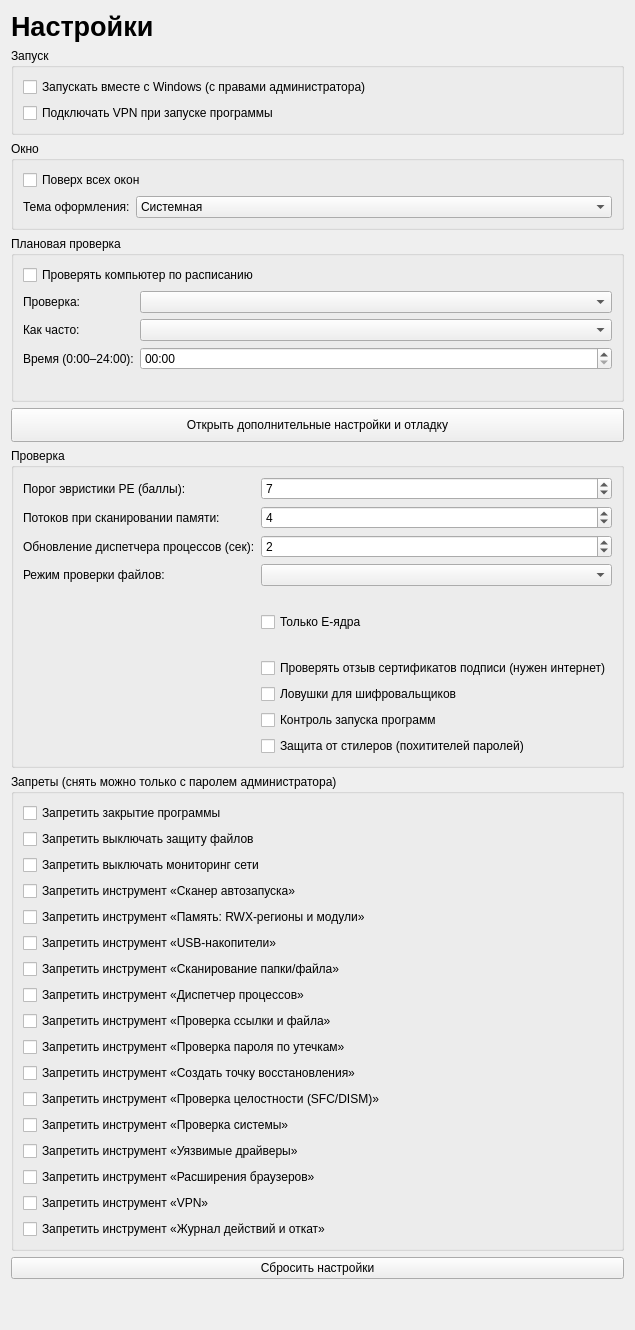
The window that ui/designer/settings_page.ui (UnLuck000/school_project) describes before a commit, drawn with Qt 5.
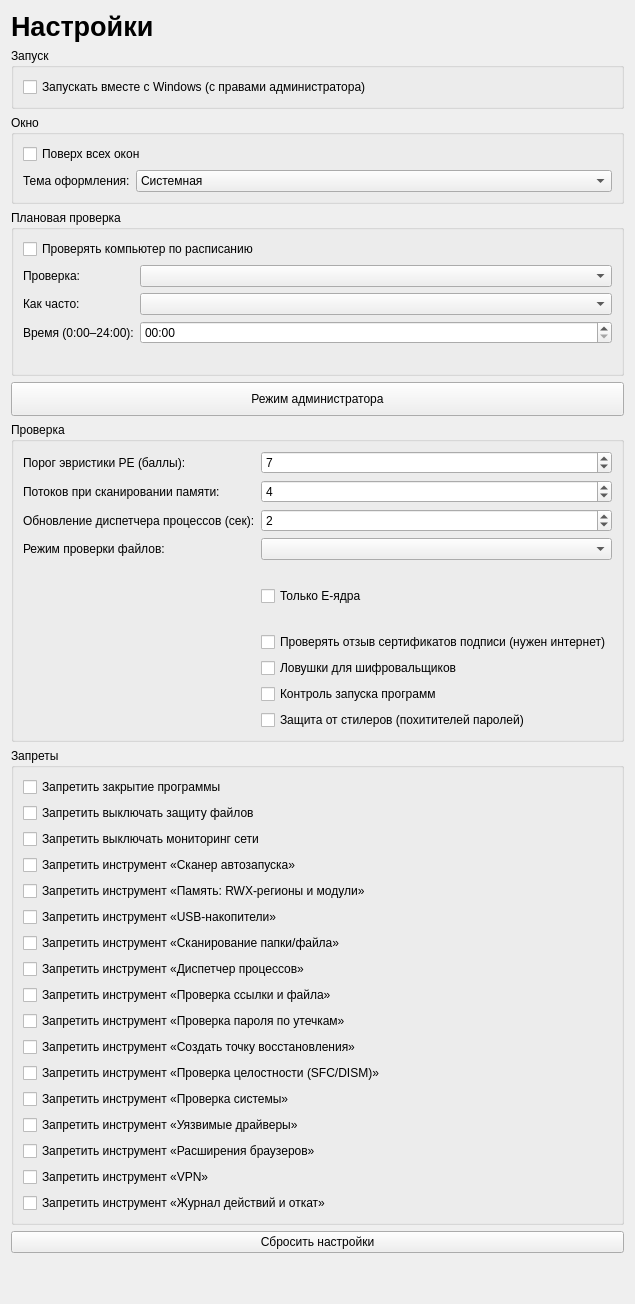
The same window after the commit.

Commit message: Сборка и установщик, диагностика, журнал защиты, режим администратора, исключения для релиза

Diff of the .ui file:
```diff
--- a/ui/designer/settings_page.ui
+++ b/ui/designer/settings_page.ui
@@ -14,7 +14,6 @@
      <property name="title"><string>Запуск</string></property>
      <layout class="QVBoxLayout" name="layoutStartup">
       <item><widget class="QCheckBox" name="chkAutostart"><property name="toolTip"><string>Задание планировщика Windows при входе в систему, с наивысшими правами: программа запускается от администратора без окна UAC. Создать или убрать задание можно только из программы, запущенной от администратора.</string></property><property name="text"><string>Запускать вместе с Windows (с правами администратора)</string></property></widget></item>
-      <item><widget class="QCheckBox" name="chkVpnAutostart"><property name="toolTip"><string>При запуске программы VPN подключается к профилю, отмеченному «Профиль для автоподключения» в окне VPN. Если инструмент «VPN» запрещён, подключения не будет.</string></property><property name="text"><string>Подключать VPN при запуске программы</string></property></widget></item>
      </layout>
     </widget>
    </item>
@@ -52,8 +51,8 @@
    <item>
     <widget class="QPushButton" name="btnAdvanced">
      <property name="minimumSize"><size><width>0</width><height>34</height></size></property>
-     <property name="toolTip"><string>Раздел «Проверка» с дополнительными настройками и вкладка «Отладка». Нужен пароль администратора программы.</string></property>
-     <property name="text"><string>Открыть дополнительные настройки и отладку</string></property>
+     <property name="toolTip"><string>Режим администратора: разделы «Запуск», «Плановая проверка», «Проверка», «Запреты» и «Пароль администратора», отчёт о работе на странице «О программе». Нужен пароль администратора.</string></property>
+     <property name="text"><string>Режим администратора</string></property>
     </widget>
    </item>
    <item>
@@ -80,7 +79,7 @@
    </item>
    <item>
     <widget class="QGroupBox" name="groupLocks">
-     <property name="title"><string>Запреты (снять можно только с паролем администратора)</string></property>
+     <property name="title"><string>Запреты</string></property>
      <layout class="QVBoxLayout" name="layoutLocks">
       <item><widget class="QCheckBox" name="chkBlockExit"><property name="text"><string>Запретить закрытие программы</string></property><property name="toolTip"><string>Пункт «Выход» в меню значка в трее неактивен, закрытие окна сворачивает программу в трей. Завершить её можно только через диспетчер задач Windows.</string></property></widget></item>
       <item><widget class="QCheckBox" name="chkLockProtection"><property name="toolTip"><string>Кнопки «Выключить защиту» неактивны. Защита включается при каждом запуске программы.</string></property><property name="text"><string>Запретить выключать защиту файлов</string></property></widget></item>
```
The commit also changes 75 other files.
